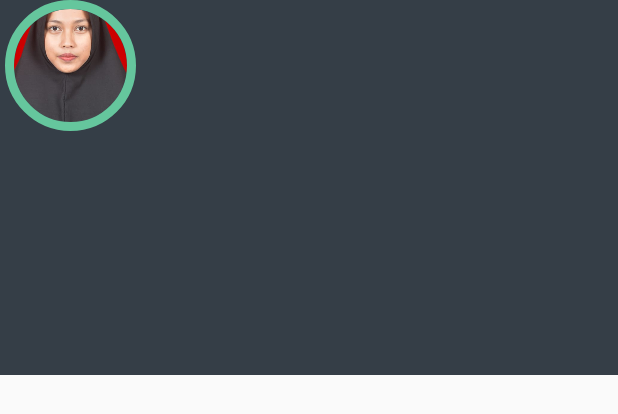
After one commit to PKL-Team/inkainternship, an Android app: the layout header.xml on its own in the app's theme, with its tools: preview values and no code run, on a phone screen of 412 x 824 dp. The commit adds this screen. Shown: the top 414 px of the screen. Run offline under Robolectric (Android 15) with nearby library versions, the phone set to English and light mode, and no system bars; Roboto replaces fonts that are not available here.

```diff
--- a/app/build.gradle
+++ b/app/build.gradle
@@ -28,7 +28,10 @@ dependencies {
 
     implementation 'androidx.appcompat:appcompat:1.0.2'
     implementation 'androidx.constraintlayout:constraintlayout:1.1.3'
+    implementation 'com.google.android.material:material:1.0.0'
+    implementation 'de.hdodenhof:circleimageview:3.0.1'
     testImplementation 'junit:junit:4.12'
     androidTestImplementation 'androidx.test.ext:junit:1.1.1'
     androidTestImplementation 'androidx.test.espresso:espresso-core:3.2.0'
+
 }
--- a/app/src/main/AndroidManifest.xml
+++ b/app/src/main/AndroidManifest.xml
@@ -13,7 +13,6 @@
             android:theme="@style/Theme.AppCompat.NoActionBar">
             <intent-filter>
                 <action android:name="android.intent.action.MAIN" />
-
                 <category android:name="android.intent.category.LAUNCHER" />
             </intent-filter>
         </activity>
--- /dev/null
+++ b/app/src/main/res/layout/header.xml
@@ -0,0 +1,18 @@
+<?xml version="1.0" encoding="utf-8"?>
+<LinearLayout xmlns:android="http://schemas.android.com/apk/res/android"
+    xmlns:app="http://schemas.android.com/apk/res-auto"
+    android:orientation="vertical"
+    android:background="@color/c3"
+    android:layout_width="match_parent"
+    android:layout_height="250dp">
+
+    <de.hdodenhof.circleimageview.CircleImageView
+        android:id="@+id/profilePic"
+        android:layout_width="94dp"
+        android:layout_height="87dp"
+        android:src="@drawable/foto_profile"
+        android:elevation="8dp"
+        app:civ_border_width="6dp"
+        app:civ_border_color="@color/c1"/>
+
+</LinearLayout>
--- a/app/src/main/res/values/colors.xml
+++ b/app/src/main/res/values/colors.xml
@@ -1,6 +1,10 @@
 <?xml version="1.0" encoding="utf-8"?>
 <resources>
-    <color name="colorPrimary">#6200EE</color>
-    <color name="colorPrimaryDark">#3700B3</color>
-    <color name="colorAccent">#03DAC5</color>
+    <color name="colorPrimary">#65c69d</color>
+    <color name="colorPrimaryDark">#65c69d</color>
+    <color name="colorAccent">#666f78</color>
+    <color name="c1">#65c69d</color>
+    <color name="c2">#666f78</color>
+    <color name="c3">#353e47</color>
+
 </resources>
--- a/app/src/main/res/values/styles.xml
+++ b/app/src/main/res/values/styles.xml
@@ -1,7 +1,7 @@
 <resources>
 
     <!-- Base application theme. -->
-    <style name="AppTheme" parent="Theme.AppCompat.Light.DarkActionBar">
+    <style name="AppTheme" parent="Theme.AppCompat.Light.NoActionBar">
         <!-- Customize your theme here. -->
         <item name="colorPrimary">@color/colorPrimary</item>
         <item name="colorPrimaryDark">@color/colorPrimaryDark</item>
```
Also changed, not shown: app/src/main/java/com/begin/diana/inkainternship/MainActivity.java (+47 -1 lines), app/src/main/res/layout/activity_beranda.xml (deleted, +0 -18 lines), app/src/main/res/layout/activity_main.xml (+27 -10 lines), app/src/main/res/drawable/foto_profile.jpg (added), 185 other files.
